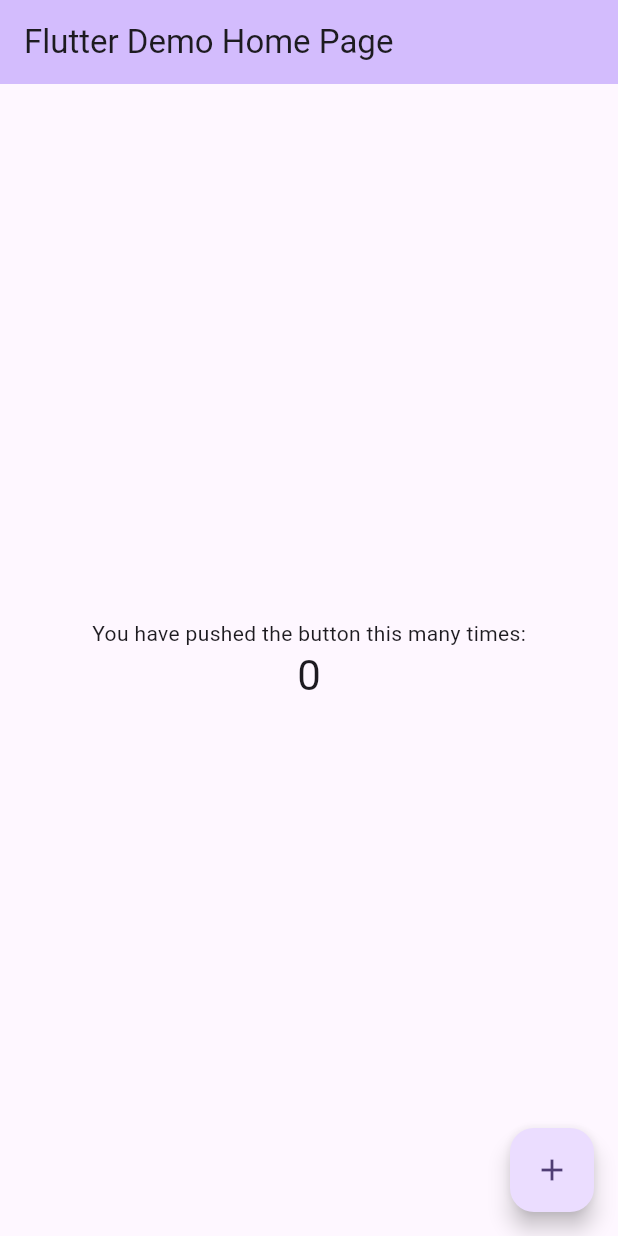
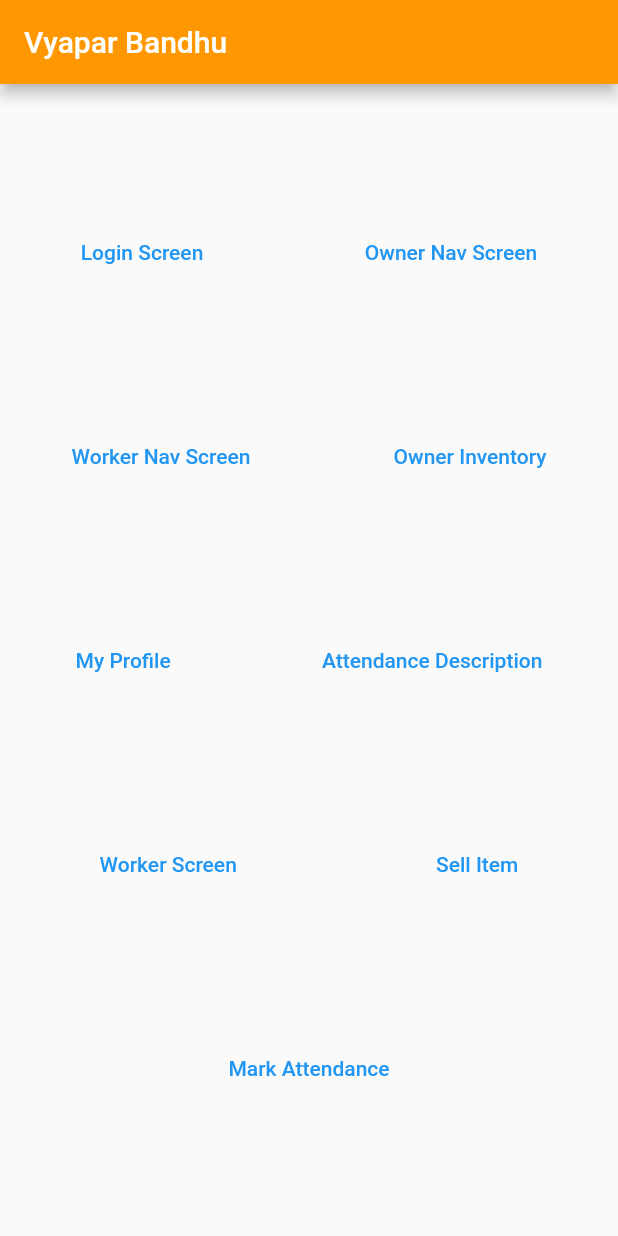
Before and after one commit to Snehilg/vyapar_bandhu, a Flutter app: the screen it shows after launch, on a phone screen of 412 x 824 dp. Run offline on Flutter 3.47's test engine with Material 2 defaults, Android fonts, the phone set to English and light mode, and no system bars.

```diff
--- a/lib/main.dart
+++ b/lib/main.dart
@@ -1,125 +1,152 @@
 import 'package:flutter/material.dart';
+import 'package:vyapar_bandhu/Screens/loginScreen.dart';
 
 void main() {
   runApp(const MyApp());
 }
 
 class MyApp extends StatelessWidget {
-  const MyApp({super.key});
+  const MyApp({Key? key}) : super(key: key);
 
-  // This widget is the root of your application.
+  static const String _title = "Vyapar Bandhu";
+
   @override
   Widget build(BuildContext context) {
     return MaterialApp(
-      title: 'Flutter Demo',
-      theme: ThemeData(
-        // This is the theme of your application.
-        //
-        // TRY THIS: Try running your application with "flutter run". You'll see
-        // the application has a blue toolbar. Then, without quitting the app,
-        // try changing the seedColor in the colorScheme below to Colors.green
-        // and then invoke "hot reload" (save your changes or press the "hot
-        // reload" button in a Flutter-supported IDE, or press "r" if you used
-        // the command line to start the app).
-        //
-        // Notice that the counter didn't reset back to zero; the application
-        // state is not lost during the reload. To reset the state, use hot
-        // restart instead.
-        //
-        // This works for code too, not just values: Most code changes can be
-        // tested with just a hot reload.
-        colorScheme: ColorScheme.fromSeed(seedColor: Colors.deepPurple),
-        useMaterial3: true,
+      home: Scaffold(
+        appBar: AppBar(
+          title: const Text(_title),
+          backgroundColor: Colors.orange,
+        ),
+        body: const SafeArea(
+          child: OptionScreen(),
+        ),
       ),
-      home: const MyHomePage(title: 'Flutter Demo Home Page'),
     );
   }
 }
 
-class MyHomePage extends StatefulWidget {
-  const MyHomePage({super.key, required this.title});
-
-  // This widget is the home page of your application. It is stateful, meaning
-  // that it has a State object (defined below) that contains fields that affect
-  // how it looks.
-
-  // This class is the configuration for the state. It holds the values (in this
-  // case the title) provided by the parent (in this case the App widget) and
-  // used by the build method of the State. Fields in a Widget subclass are
-  // always marked "final".
-
-  final String title;
-
-  @override
-  State<MyHomePage> createState() => _MyHomePageState();
-}
-
-class _MyHomePageState extends State<MyHomePage> {
-  int _counter = 0;
-
-  void _incrementCounter() {
-    setState(() {
-      // This call to setState tells the Flutter framework that something has
-      // changed in this State, which causes it to rerun the build method below
-      // so that the display can reflect the updated values. If we changed
-      // _counter without calling setState(), then the build method would not be
-      // called again, and so nothing would appear to happen.
-      _counter++;
-    });
-  }
+class OptionScreen extends StatelessWidget {
+  const OptionScreen({Key? key}) : super(key: key);
 
   @override
   Widget build(BuildContext context) {
-    // This method is rerun every time setState is called, for instance as done
-    // by the _incrementCounter method above.
-    //
-    // The Flutter framework has been optimized to make rerunning build methods
-    // fast, so that you can just rebuild anything that needs updating rather
-    // than having to individually change instances of widgets.
-    return Scaffold(
-      appBar: AppBar(
-        // TRY THIS: Try changing the color here to a specific color (to
-        // Colors.amber, perhaps?) and trigger a hot reload to see the AppBar
-        // change color while the other colors stay the same.
-        backgroundColor: Theme.of(context).colorScheme.inversePrimary,
-        // Here we take the value from the MyHomePage object that was created by
-        // the App.build method, and use it to set our appbar title.
-        title: Text(widget.title),
-      ),
-      body: Center(
-        // Center is a layout widget. It takes a single child and positions it
-        // in the middle of the parent.
-        child: Column(
-          // Column is also a layout widget. It takes a list of children and
-          // arranges them vertically. By default, it sizes itself to fit its
-          // children horizontally, and tries to be as tall as its parent.
-          //
-          // Column has various properties to control how it sizes itself and
-          // how it positions its children. Here we use mainAxisAlignment to
-          // center the children vertically; the main axis here is the vertical
-          // axis because Columns are vertical (the cross axis would be
-          // horizontal).
-          //
-          // TRY THIS: Invoke "debug painting" (choose the "Toggle Debug Paint"
-          // action in the IDE, or press "p" in the console), to see the
-          // wireframe for each widget.
-          mainAxisAlignment: MainAxisAlignment.center,
-          children: <Widget>[
-            const Text(
-              'You have pushed the button this many times:',
+    return Column(
+      mainAxisAlignment: MainAxisAlignment.spaceEvenly,
+      children: [
+        Row(
+          mainAxisAlignment: MainAxisAlignment.spaceAround,
+          children: [
+            //Login Screen
+            TextButton(
+              onPressed: () {
+                Navigator.push(
+                  context,
+                  MaterialPageRoute(builder: (context) => const LoginScreen()),
+                );
+              },
+              child: const Text("Login Screen"),
             ),
-            Text(
-              '$_counter',
-              style: Theme.of(context).textTheme.headlineMedium,
+            // Owner Navigation Screen
+            TextButton(
+              onPressed: () {
+                Navigator.push(
+                  context,
+                  MaterialPageRoute(builder: (context) => const LoginScreen()),
+                );
+              },
+              child: const Text("Owner Nav Screen"),
             ),
           ],
         ),
-      ),
-      floatingActionButton: FloatingActionButton(
-        onPressed: _incrementCounter,
-        tooltip: 'Increment',
-        child: const Icon(Icons.add),
-      ), // This trailing comma makes auto-formatting nicer for build methods.
+        Row(
+          mainAxisAlignment: MainAxisAlignment.spaceAround,
+          children: [
+            //worker Navigation screen
+            TextButton(
+              onPressed: () {
+                Navigator.push(
+                  context,
+                  MaterialPageRoute(builder: (context) => const LoginScreen()),
+                );
+              },
+              child: const Text("Worker Nav Screen"),
+            ),
+            //Owner Inventory
+            TextButton(
+              onPressed: () {
+                Navigator.push(
+                  context,
+                  MaterialPageRoute(builder: (context) => LoginScreen()),
+                );
+              },
+              child: const Text("Owner Inventory"),
+            ),
+          ],
+        ),
+        Row(
+          mainAxisAlignment: MainAxisAlignment.spaceAround,
+          children: [
+            //My Profile
+            TextButton(
+              onPressed: () {
+                Navigator.push(
+                  context,
+                  MaterialPageRoute(builder: (context) => const LoginScreen()),
+                );
+              },
+              child: const Text("My Profile"),
+            ),
+            //Attendance Description
+            TextButton(
+              onPressed: () {
+                Navigator.push(
+                  context,
+                  MaterialPageRoute(builder: (context) => const LoginScreen()),
+                );
+              },
+              child: const Text("Attendance Description"),
+            ),
+          ],
+        ),
+        Row(
+          mainAxisAlignment: MainAxisAlignment.spaceAround,
+          children: [
+            //Worker Page
+            TextButton(
+              onPressed: () {
+                Navigator.push(
+                  context,
+                  MaterialPageRoute(builder: (context) => const LoginScreen()),
+                );
+              },
+              child: const Text("Worker Screen"),
+            ),
+            //sell item
+            TextButton(
+              onPressed: () {
+                Navigator.push(
+                  context,
+                  MaterialPageRoute(builder: (context) => const LoginScreen()),
+                );
+              },
+              child: const Text("Sell Item"),
+            ),
+          ],
+        ),
+        //Mark attendance
+        TextButton(
+          onPressed: () {
+            Navigator.push(
+              context,
+              MaterialPageRoute(builder: (context) => const LoginScreen()),
+            );
+          },
+          child: const Text("Mark Attendance"),
+        ),
+      ],
     );
   }
 }
+/*
+        */
```
Also changed, not shown: lib/Screens/loginScreen.dart (added, +77 -0 lines).
